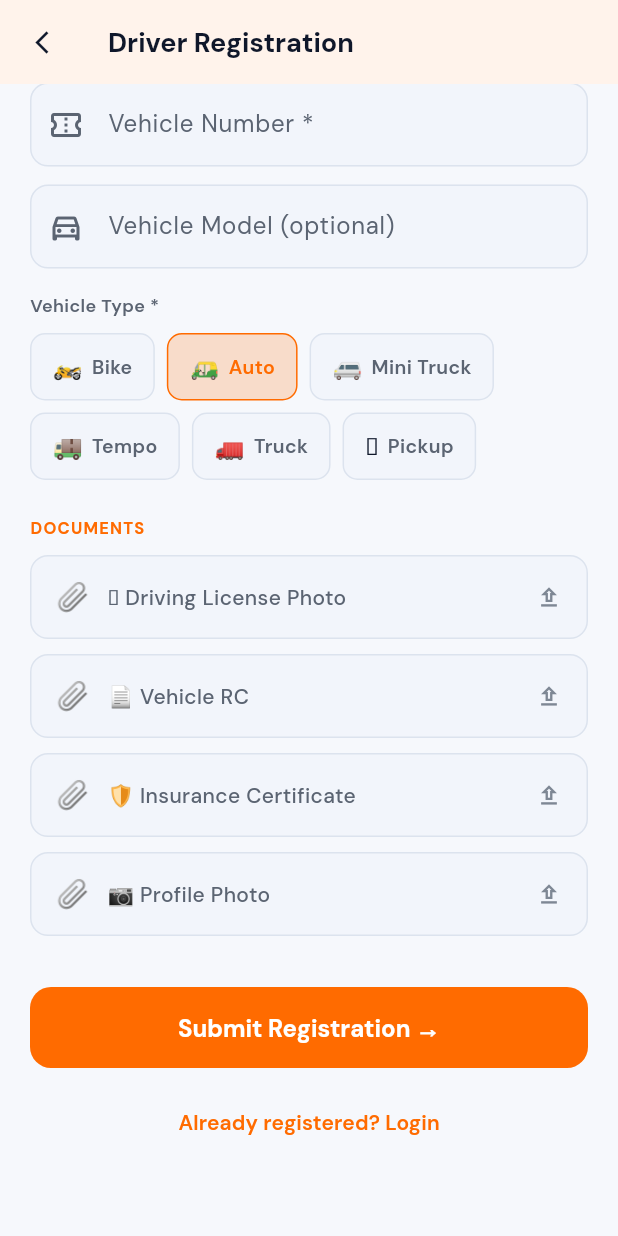
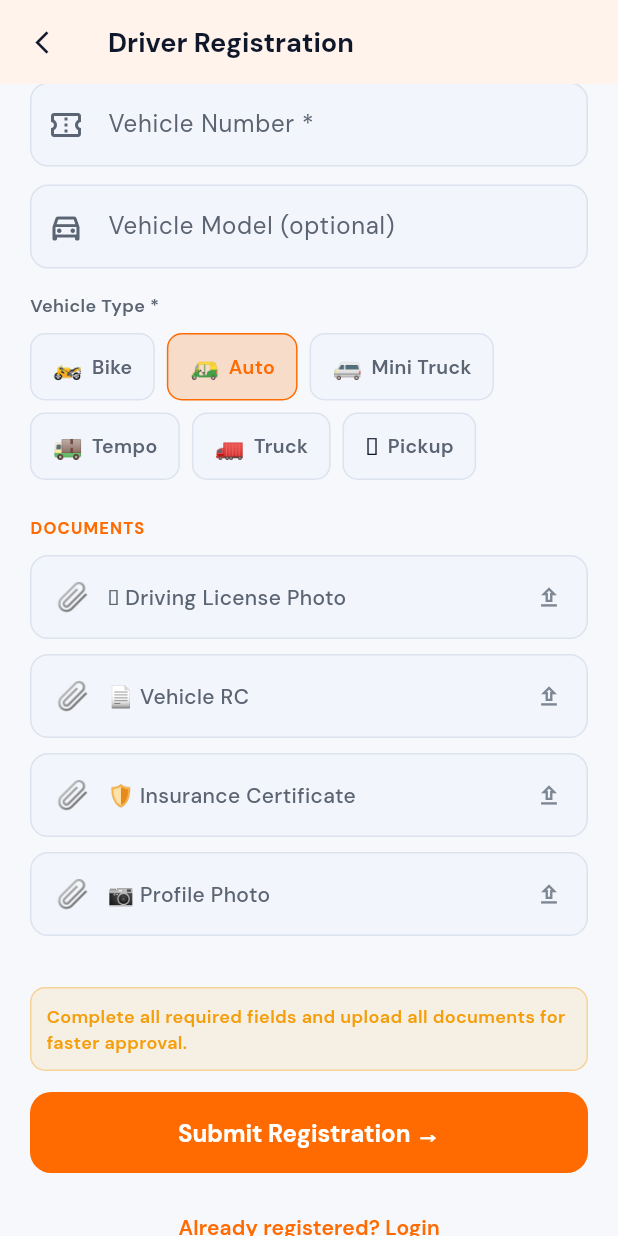
Before and after one commit to vahid454/movezy, a Flutter app: the DriverRegisterScreen screen opened directly, scrolled down 492 dp, on a phone screen of 412 x 824 dp. Run offline on Flutter 3.47's test engine with Material 3 defaults, Android fonts, the light colour scheme and no system bars; our stand-ins replace dio, firebase_auth, firebase_core, firebase_messaging, flutter_rating_bar, geocoding and 9 more; accounts and stored records are empty.

```diff
--- a/flutter/lib/core/utils/router.dart
+++ b/flutter/lib/core/utils/router.dart
@@ -22,8 +22,7 @@ final appRouter = GoRouter(
     final isLoggedIn = SessionManager.instance.isLoggedIn();
     final role = SessionManager.instance.role;
     if (state.matchedLocation == AppRoutes.splash) {
-      if (!isLoggedIn) return AppRoutes.onboarding;
-      return role == 'driver' ? AppRoutes.driverHome : AppRoutes.customerHome;
+      return null;
     }
 
     final authRoutes = {
--- a/flutter/lib/features/auth/screens/driver_register_screen.dart
+++ b/flutter/lib/features/auth/screens/driver_register_screen.dart
@@ -115,7 +115,14 @@ class _DriverRegisterScreenState extends State<DriverRegisterScreen> {
   }
 
   Future<void> _submit() async {
-    if (!_formKey.currentState!.validate()) return;
+    if (!_formKey.currentState!.validate()) {
+      showSnack(
+        context,
+        'Please fix highlighted fields before submitting.',
+        error: true,
+      );
+      return;
+    }
     setState(() => _loading = true);
     try {
       await _api.registerDriver(
@@ -316,6 +323,26 @@ class _DriverRegisterScreenState extends State<DriverRegisterScreen> {
                 ),
               ),
               const SizedBox(height: 24),
+              if (_formProgress < 1) ...[
+                Container(
+                  width: double.infinity,
+                  padding: const EdgeInsets.all(10),
+                  decoration: BoxDecoration(
+                    color: AppColors.warningBg,
+                    borderRadius: BorderRadius.circular(10),
+                    border: Border.all(color: AppColors.warning.withValues(alpha: 0.35)),
+                  ),
+                  child: Text(
+                    'Complete all required fields and upload all documents for faster approval.',
+                    style: const TextStyle(
+                      fontSize: 12,
+                      color: AppColors.warning,
+                      fontWeight: FontWeight.w600,
+                    ),
+                  ),
+                ),
+                const SizedBox(height: 14),
+              ],
               PrimaryButton(
                   label: 'Submit Registration →',
                   onTap: _submit,
```
Also changed, not shown: flutter/lib/core/widgets/widgets.dart (+21 -3 lines), flutter/lib/features/auth/screens/splash_screen.dart (+17 -0 lines), flutter/lib/features/customer/screens/booking_screen.dart (+8 -2 lines), flutter/lib/features/customer/screens/customer_home_screen.dart (+5 -4 lines), 2 other files.
